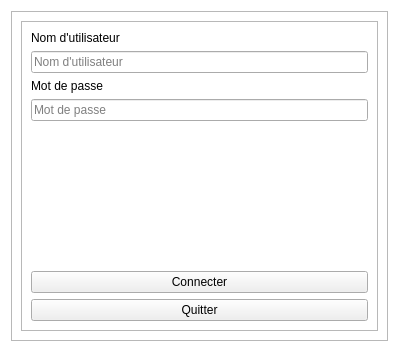
Old version of the form interfaces/authentification.ui in the repository Mehdi-SK/Cosider-TP-App.
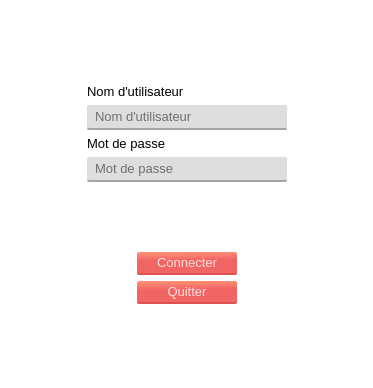
New version of the form.

```diff
--- a/interfaces/authentification.ui
+++ b/interfaces/authentification.ui
@@ -9,45 +9,72 @@
    <rect>
     <x>0</x>
     <y>0</y>
-    <width>399</width>
-    <height>352</height>
+    <width>373</width>
+    <height>388</height>
    </rect>
   </property>
   <property name="windowTitle">
    <string>Authentifier</string>
   </property>
   <property name="styleSheet">
-   <string notr="true">QWidget#Authentification{
-	background-color: rgb(255, 255, 255);
-}</string>
+   <string notr="true">*{
+	font: 10pt;
+	background-color:white;
+}
+.QPushButton{
+	border-radius: 2;
+	background-color: qlineargradient(spread:pad, x1:0.548, y1:1, x2:0.469455, y2:0, stop:0.627119 rgba(242, 101, 101, 255), stop:1 rgba(255, 146, 117, 255));
+	border-bottom: 2px solid;
+	border-bottom-color:rgb(221, 83, 83);
+	padding: 3px 16px;
+	color:rgb(255, 221, 221);	
+}
+.QPushButton:pressed{
+	background-color: rgb(220, 91, 91);
+	border-bottom-color: rgb(194, 73, 73);
+}
+
+.QLineEdit{
+	border-radius: 2;
+	border-bottom: 2px solid rgb(166, 166, 166);
+	font: 10pt;
+	padding: 3px 6px;
+	
+	background-color:rgb(222, 222, 222);
+}
+
+
+</string>
   </property>
   <layout class="QGridLayout" name="gridLayout">
-   <item row="0" column="0">
-    <widget class="QFrame" name="frame">
-     <property name="frameShape">
-      <enum>QFrame::StyledPanel</enum>
+   <item row="1" column="0">
+    <spacer name="horizontalSpacer">
+     <property name="orientation">
+      <enum>Qt::Horizontal</enum>
      </property>
-     <property name="frameShadow">
-      <enum>QFrame::Raised</enum>
+     <property name="sizeHint" stdset="0">
+      <size>
+       <width>40</width>
+       <height>20</height>
+      </size>
      </property>
-     <layout class="QHBoxLayout" name="horizontalLayout">
-      <item>
-       <widget class="QFrame" name="frame_3">
-        <property name="sizePolicy">
-         <sizepolicy hsizetype="Expanding" vsizetype="Expanding">
-          <horstretch>0</horstretch>
-          <verstretch>0</verstretch>
-         </sizepolicy>
-        </property>
-        <property name="frameShape">
-         <enum>QFrame::StyledPanel</enum>
-        </property>
-        <property name="frameShadow">
-         <enum>QFrame::Raised</enum>
-        </property>
-        <layout class="QVBoxLayout" name="verticalLayout_5">
-         <item>
-          <layout class="QVBoxLayout" name="verticalLayout_3">
+    </spacer>
+   </item>
+   <item row="0" column="1">
+    <spacer name="verticalSpacer_2">
+     <property name="orientation">
+      <enum>Qt::Vertical</enum>
+     </property>
+     <property name="sizeHint" stdset="0">
+      <size>
+       <width>20</width>
+       <height>40</height>
+      </size>
+     </property>
+    </spacer>
+   </item>
+   <item row="1" column="1">
+    <layout class="QVBoxLayout" name="verticalLayout_2">
            <item>
             <layout class="QVBoxLayout" name="verticalLayout">
              <item>
@@ -65,6 +92,12 @@
                <property name="enabled">
                 <bool>true</bool>
                </property>
+         <property name="minimumSize">
+          <size>
+           <width>200</width>
+           <height>0</height>
+          </size>
+         </property>
                <property name="styleSheet">
                 <string notr="true"/>
                </property>
@@ -73,10 +106,6 @@
                </property>
               </widget>
              </item>
-            </layout>
-           </item>
-           <item>
-            <layout class="QVBoxLayout" name="verticalLayout_2">
              <item>
               <widget class="QLabel" name="label_3">
                <property name="styleSheet">
@@ -105,16 +134,15 @@
                </property>
               </widget>
              </item>
-            </layout>
-           </item>
-          </layout>
-         </item>
          <item>
           <widget class="QLabel" name="error_label">
            <property name="font">
             <font>
              <family>HP Simplified</family>
              <pointsize>10</pointsize>
+           <weight>50</weight>
+           <italic>false</italic>
+           <bold>false</bold>
             </font>
            </property>
            <property name="styleSheet">
@@ -139,14 +167,14 @@
            <property name="sizeHint" stdset="0">
             <size>
              <width>20</width>
-             <height>99</height>
+           <height>40</height>
             </size>
            </property>
           </spacer>
          </item>
-         <item>
-          <layout class="QVBoxLayout" name="verticalLayout_4">
-           <item>
+      </layout>
+     </item>
+     <item alignment="Qt::AlignHCenter|Qt::AlignVCenter">
             <widget class="QPushButton" name="connect_button">
              <property name="minimumSize">
               <size>
@@ -156,7 +184,7 @@
              </property>
              <property name="maximumSize">
               <size>
-               <width>1000</width>
+         <width>100</width>
                <height>16777215</height>
               </size>
              </property>
@@ -174,7 +202,7 @@
              </property>
             </widget>
            </item>
-           <item>
+     <item alignment="Qt::AlignHCenter">
             <widget class="QPushButton" name="quitter_button">
              <property name="minimumSize">
               <size>
@@ -184,7 +212,7 @@
              </property>
              <property name="maximumSize">
               <size>
-               <width>1000</width>
+         <width>100</width>
                <height>16777215</height>
               </size>
              </property>
@@ -204,11 +232,31 @@
            </item>
           </layout>
          </item>
-        </layout>
-       </widget>
-      </item>
-     </layout>
-    </widget>
+   <item row="1" column="2">
+    <spacer name="horizontalSpacer_2">
+     <property name="orientation">
+      <enum>Qt::Horizontal</enum>
+     </property>
+     <property name="sizeHint" stdset="0">
+      <size>
+       <width>40</width>
+       <height>20</height>
+      </size>
+     </property>
+    </spacer>
+   </item>
+   <item row="2" column="1">
+    <spacer name="verticalSpacer_3">
+     <property name="orientation">
+      <enum>Qt::Vertical</enum>
+     </property>
+     <property name="sizeHint" stdset="0">
+      <size>
+       <width>20</width>
+       <height>40</height>
+      </size>
+     </property>
+    </spacer>
    </item>
   </layout>
  </widget>
```
Left out of the diff: 6 changed lines with no effect on the pictures. Lines whose indentation alone changed are shown as unchanged.
